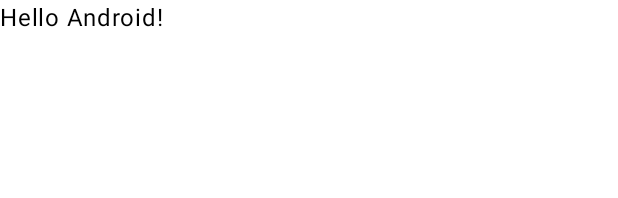
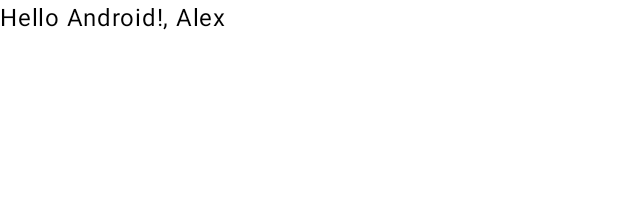
Before and after one commit to JoeyDNSCC/HauntedHalifax, an Android app built with Jetpack Compose: the @Preview function GreetingPreview, on a phone screen of 412 x 824 dp. Shown: the top 198 px of the screen. Run offline under Robolectric (Android 15) with nearby library versions, the phone set to English and light mode, and no system bars.

Commit message:
added Alex

```diff
--- a/app/src/main/java/com/example/hauntedhalifax/MainActivity.kt
+++ b/app/src/main/java/com/example/hauntedhalifax/MainActivity.kt
@@ -33,7 +33,7 @@ class MainActivity : ComponentActivity() {
 @Composable
 fun Greeting(name: String, modifier: Modifier = Modifier) {
     Text(
-        text = "Hello $name!",
+        text = "Hello $name!, Alex",
         modifier = modifier
     )
 }
```
